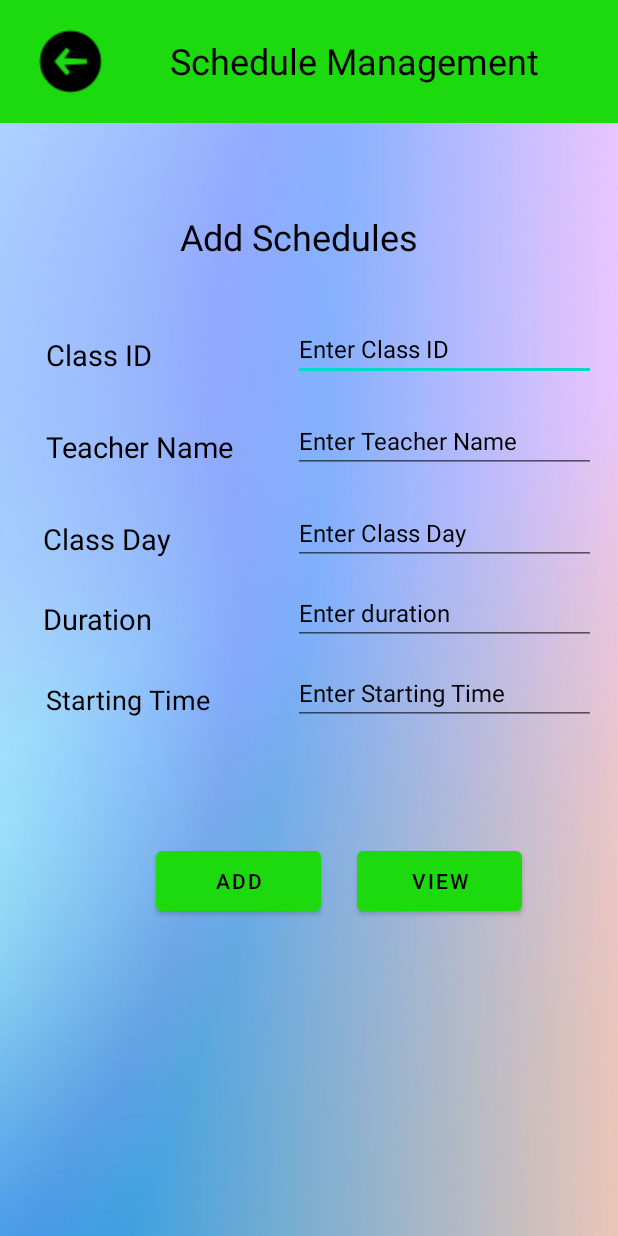
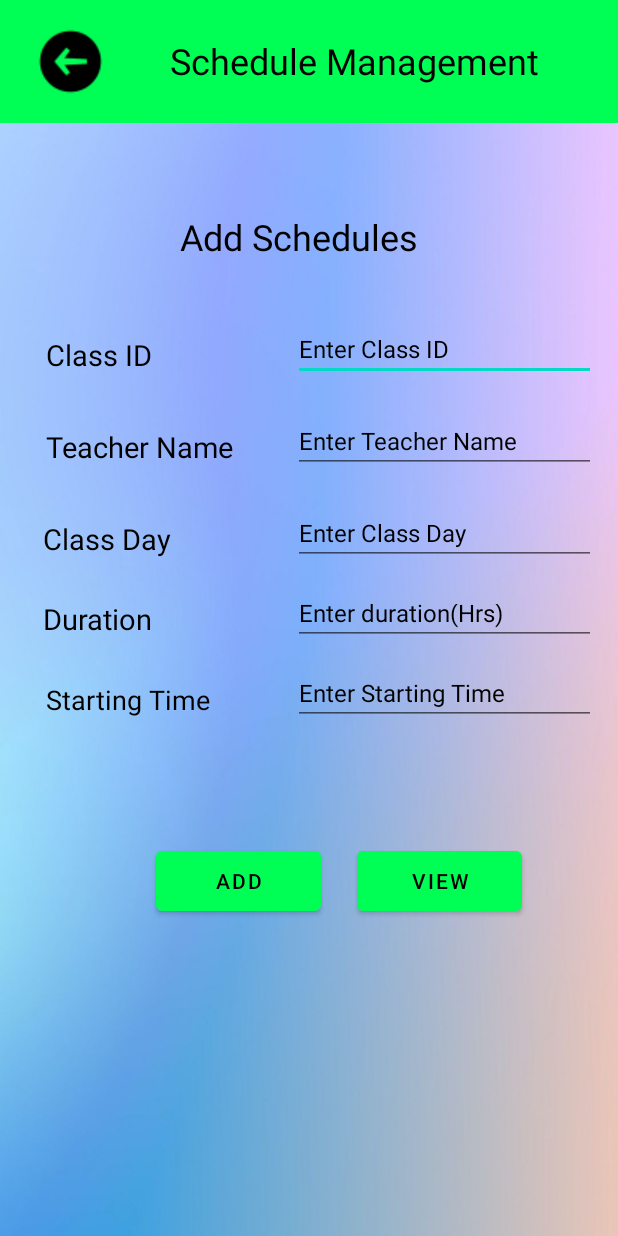
Before and after one commit to IT19967080/MobileApplicationProject, an Android app: the ClassManagement screen opened directly, with no data from a screen before it, on a phone screen of 412 x 824 dp. Run offline under Robolectric (Android 15) with nearby library versions, the phone set to English and light mode, and no system bars; libraries missing offline, so code that uses them is left out: com.basgeekball.awesomevalidation; 6 statements that could not run were skipped.

Commit message:
update16()

```diff
--- a/app/src/main/java/com/example/madproject/ClassManagement.java
+++ b/app/src/main/java/com/example/madproject/ClassManagement.java
@@ -31,6 +31,8 @@ public class ClassManagement extends AppCompatActivity {
         this.getWindow().setFlags(WindowManager.LayoutParams.FLAG_FULLSCREEN,WindowManager.LayoutParams.FLAG_FULLSCREEN);
         getSupportActionBar().hide();//this line hides the action bar
         setContentView(R.layout.activity_class_management);
+
+
         awesomeValidation = new AwesomeValidation(BASIC);
 
 
@@ -73,19 +75,13 @@ public class ClassManagement extends AppCompatActivity {
 
     }
     public void insert() {
-
-
-
-
         if (awesomeValidation.validate()) {
             try {
-
                 String classid = ed1.getText().toString();
                 String teachername = ed2.getText().toString();
                 String day = ed3.getText().toString();
                 String duration = ed4.getText().toString();
                 String time = ed5.getText().toString();
-
 
                 SQLiteDatabase db = openOrCreateDatabase("management", Context.MODE_PRIVATE, null);
                 db.execSQL("CREATE TABLE IF NOT EXISTS records(id INTEGER PRIMARY KEY AUTOINCREMENT,classid VARCHAR,teachername VARCHAR,day VARCHAR,duration VARCHAR,time VARCHAR)");
@@ -98,7 +94,7 @@ public class ClassManagement extends AppCompatActivity {
                 statement.bindString(4, duration);
                 statement.bindString(5, time);
                 statement.execute();
-                Toast.makeText(this, "Record addded", Toast.LENGTH_LONG).show();
+                Toast.makeText(this, "Schedule addded", Toast.LENGTH_LONG).show();
 
                 ed1.setText("");
                 ed2.setText("");
@@ -108,16 +104,12 @@ public class ClassManagement extends AppCompatActivity {
                 ed1.requestFocus();
 
             } catch (Exception ex) {
-                Toast.makeText(this, "Record is notaddded", Toast.LENGTH_LONG).show();
+                Toast.makeText(this, "Schedule is not addded", Toast.LENGTH_LONG).show();
                 ex.printStackTrace();
             }
         }
         else{
             Toast.makeText(this, "Validation failed", Toast.LENGTH_LONG).show();
         }
-
     }
-
-
-
 }
--- a/app/src/main/java/com/example/madproject/view_schedule.java
+++ b/app/src/main/java/com/example/madproject/view_schedule.java
@@ -50,7 +50,6 @@ public class view_schedule extends AppCompatActivity {
         if(c.moveToFirst())
         {
             do{
-
                 classmanage cls = new classmanage();
                 cls.id = c.getString(id);
                 cls.classid = c.getString(classid);
@@ -66,8 +65,6 @@ public class view_schedule extends AppCompatActivity {
             } while(c.moveToNext());
             arrayAdapter.notifyDataSetChanged();
             lst1.invalidateViews();
-
-
         }
 
         lst1.setOnItemClickListener(new AdapterView.OnItemClickListener() {
--- a/app/src/main/res/layout/activity_class_management.xml
+++ b/app/src/main/res/layout/activity_class_management.xml
@@ -123,7 +123,7 @@
         android:layout_marginTop="80dp"
         android:text="@string/rpbtn_1"
         android:textColor="@color/black"
-        app:backgroundTint="@color/colourgreen"
+        app:backgroundTint="@color/lightgreen"
         app:layout_constraintStart_toStartOf="parent"
         app:layout_constraintTop_toBottomOf="@+id/textView11" />
 
@@ -135,7 +135,7 @@
         android:layout_marginLeft="24dp"
         android:text="@string/rpbtn_2"
         android:textColor="@color/black"
-        app:backgroundTint="@color/colourgreen"
+        app:backgroundTint="@color/lightgreen"
         app:layout_constraintBaseline_toBaselineOf="@+id/btnadd"
         app:layout_constraintStart_toEndOf="@+id/btnadd" />
 
@@ -220,7 +220,7 @@
         android:id="@+id/constraintLayout2"
         android:layout_width="417dp"
         android:layout_height="82dp"
-        android:background="@color/colourgreen"
+        android:background="@color/lightgreen"
         app:layout_constraintEnd_toEndOf="parent"
         app:layout_constraintStart_toStartOf="parent"
         app:layout_constraintTop_toTopOf="parent">
--- a/app/src/main/res/layout/activity_view_schedule.xml
+++ b/app/src/main/res/layout/activity_view_schedule.xml
@@ -50,8 +50,9 @@
         android:layout_height="61dp"
         android:gravity="center"
         android:text="View schedules"
-        android:textColor="#090909"
-        android:textSize="17sp"
+        android:textColor="@color/black"
+        android:textSize="19sp"
+        android:textStyle="normal"
         app:layout_constraintEnd_toEndOf="parent"
         app:layout_constraintStart_toStartOf="parent" />
 
--- a/app/src/main/res/values/strings.xml
+++ b/app/src/main/res/values/strings.xml
@@ -1,6 +1,6 @@
 <resources>
     <string name="app_name">Madproject</string>
-    <string name="rsalary_teacherID">Enter Teacher ID</string>
+    <string name="rsalary_teacherID">Enter Teacher Name</string>
     <string name="rsalary_Teacher_sal">Enter Teacher Salary</string>
     <string name="rsalarycompanypayment">Company Payment</string>
     <string name="rsalaryteacher_netsal">Teacher Net Salary</string>
@@ -11,7 +11,7 @@
     <string name="err_duration">Enter valid duration</string>
     <string name="err_startingtime">Enter valid time</string>
     <string name="err_teachersal">Enter valid salary</string>
-    <string name="errteacherid">Enter valid teacherID</string>
+    <string name="errteacherid">Enter valid teacher name</string>
     <string name="errcompanyprofit">Enter valid Comapnyprofit</string>
     <string name="errnetsalary">Enter valid net salary</string>
 
@@ -27,7 +27,7 @@
     <string name="rschedule_classID">Enter Class ID</string>
     <string name="rschedule_teachername">Enter Teacher Name</string>
     <string name="rschedule_classday">Enter Class Day</string>
-    <string name="rschedule_duration">Enter duration</string>
+    <string name="rschedule_duration">Enter duration(Hrs)</string>
     <string name="rschedule_starttime">Enter Starting Time</string>
     <string name="title_classManagemet">Nilwala Education</string>
     <string name="dashboardhall">Hall Management</string>
```
Also changed, not shown: app/src/main/java/com/example/madproject/incomecal.java (+4 -6 lines), app/src/main/java/com/example/madproject/updateschedule.java (+4 -5 lines), app/src/main/res/layout/activity_incomecal.xml (+10 -9 lines).
